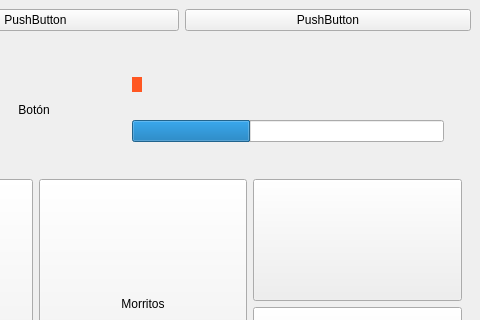
Before: the Qt Designer form prueba.ui in Ivigaga/TFG, drawn with Qt 5; both pictures show x 633 to 1113 and y 0 to 320 of the 1113 by 725 pixel window.
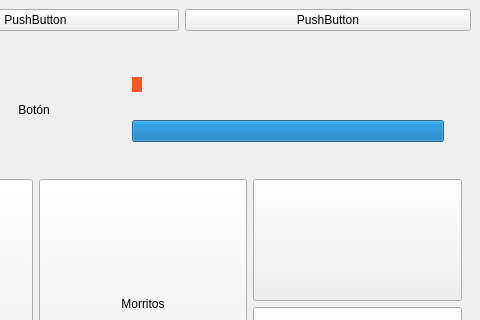
After: the same form once the commit is applied. The open tabs and pages were chosen to show the change. Icons and pictures are not drawn.

Commit message: Se muestra el valor de los gestos en las opciones

```diff
--- a/prueba.ui
+++ b/prueba.ui
@@ -401,9 +401,12 @@
                  <widget class="QWidget" name="widget" native="true">
                   <layout class="QGridLayout" name="gridLayout_5">
                    <item row="1" column="0">
-                    <widget class="QProgressBar" name="progressBar">
+                    <widget class="QProgressBar" name="scoreBar">
+                     <property name="maximum">
+                      <number>100</number>
+                     </property>
                      <property name="value">
-                      <number>38</number>
+                      <number>100</number>
                      </property>
                      <property name="textVisible">
                       <bool>false</bool>
```
Left out of the diff: 7 changed lines with no effect on the pictures. The commit also changes 2 other files.
